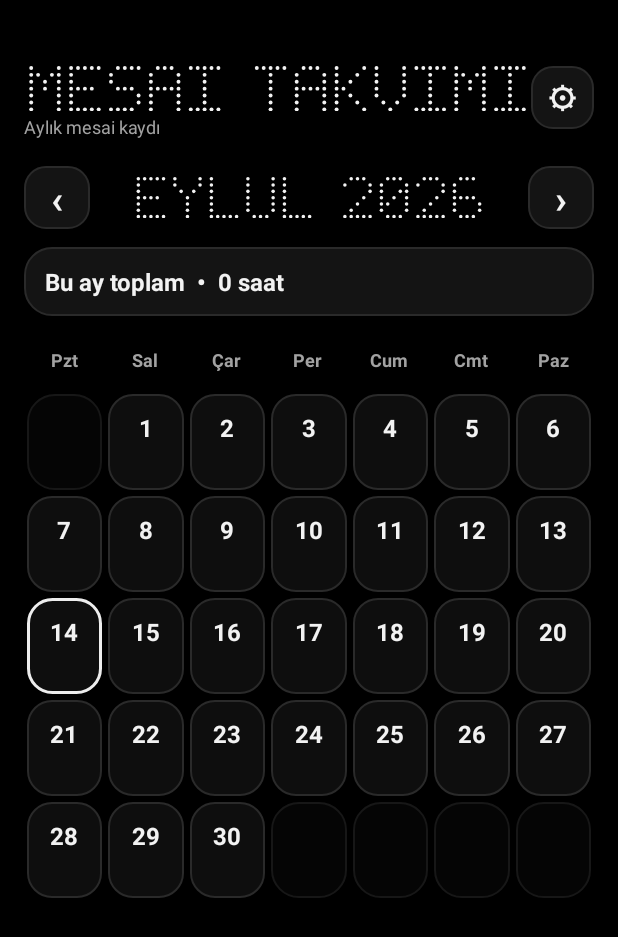
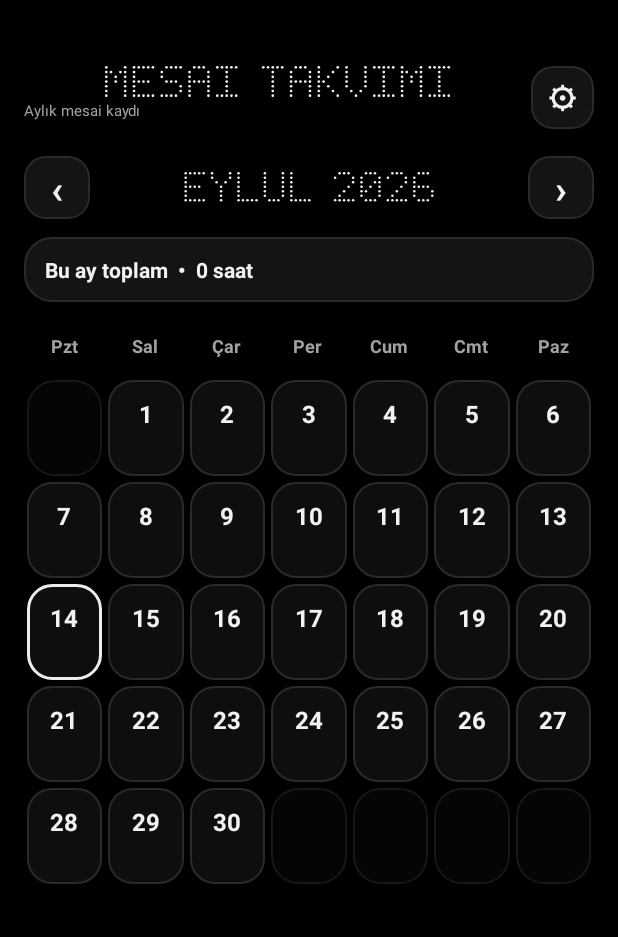
Before and after one commit to omer00000/omer, an Android app: the screen it shows after launch (MainActivity), on a phone screen of 412 x 824 dp. Shown: the top 937 px of the screen. Run offline under Robolectric (Android 15) with nearby library versions, the phone set to English and light mode, and no system bars.

Commit message:
UI yazılarını belirgin şekilde küçült

```diff
--- a/app/src/main/java/com/omerfaruk/mesaitakvimi/MainActivity.java
+++ b/app/src/main/java/com/omerfaruk/mesaitakvimi/MainActivity.java
@@ -134,14 +134,14 @@ public class MainActivity extends Activity {
         DotMatrixTextView appTitle = new DotMatrixTextView(this);
         appTitle.setText(normalizeDotsText("Mesai Takvimi"));
         appTitle.setDotColor(TEXT);
-        appTitle.setMatrixMetrics(dpFloat(2.6f), dpFloat(2.0f), dpFloat(5.6f));
+        appTitle.setMatrixMetrics(dpFloat(1.8f), dpFloat(1.35f), dpFloat(4.1f));
         appTitle.setGravity(Gravity.START);
         titleGroup.addView(appTitle);
 
         TextView subtitle = new TextView(this);
         subtitle.setText("Aylık mesai kaydı");
         subtitle.setTextColor(TEXT_MUTED);
-        subtitle.setTextSize(TypedValue.COMPLEX_UNIT_SP, 12);
+        subtitle.setTextSize(TypedValue.COMPLEX_UNIT_SP, 10);
         subtitle.setGravity(Gravity.START);
         subtitle.setPadding(0, dp(2), 0, 0);
         titleGroup.addView(subtitle);
@@ -164,7 +164,7 @@ public class MainActivity extends Activity {
 
         monthTitle = new DotMatrixTextView(this);
         monthTitle.setDotColor(TEXT);
-        monthTitle.setMatrixMetrics(dpFloat(2.35f), dpFloat(1.85f), dpFloat(5.2f));
+        monthTitle.setMatrixMetrics(dpFloat(1.7f), dpFloat(1.3f), dpFloat(3.9f));
         monthTitle.setGravity(Gravity.START | Gravity.CENTER_VERTICAL);
         LinearLayout.LayoutParams monthLp = new LinearLayout.LayoutParams(0, ViewGroup.LayoutParams.WRAP_CONTENT, 1f);
         monthLp.leftMargin = dp(8);
@@ -181,7 +181,7 @@ public class MainActivity extends Activity {
         totalText = new TextView(this);
         totalText.setGravity(Gravity.CENTER_VERTICAL);
         totalText.setTextColor(TEXT);
-        totalText.setTextSize(TypedValue.COMPLEX_UNIT_SP, 16);
+        totalText.setTextSize(TypedValue.COMPLEX_UNIT_SP, 14);
         totalText.setTypeface(Typeface.DEFAULT, Typeface.BOLD);
         totalText.setPadding(dp(14), dp(12), dp(14), dp(12));
         totalText.setBackground(rounded(SURFACE_ALT, STROKE, 18, 1));
@@ -415,7 +415,7 @@ public class MainActivity extends Activity {
     private void showAbout() {
         new AlertDialog.Builder(this)
                 .setTitle("Mesai Takvimi")
-                .setMessage("Yapımcı: Ömer Faruk Boz\nSürüm: 1.5\n\nVeriler yalnızca telefonda saklanır. Yedekleme ile JSON dosyası olarak dışa ve içe aktarılabilir.")
+                .setMessage("Yapımcı: Ömer Faruk Boz\nSürüm: 1.6\n\nVeriler yalnızca telefonda saklanır. Yedekleme ile JSON dosyası olarak dışa ve içe aktarılabilir.")
                 .setPositiveButton("Tamam", null)
                 .show();
     }
```
